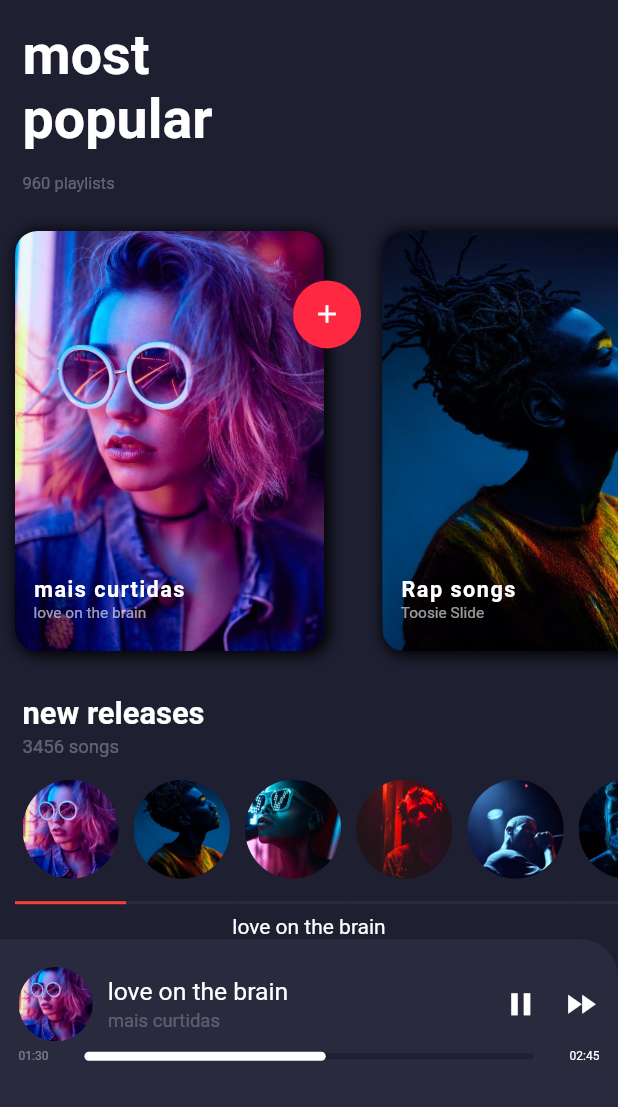
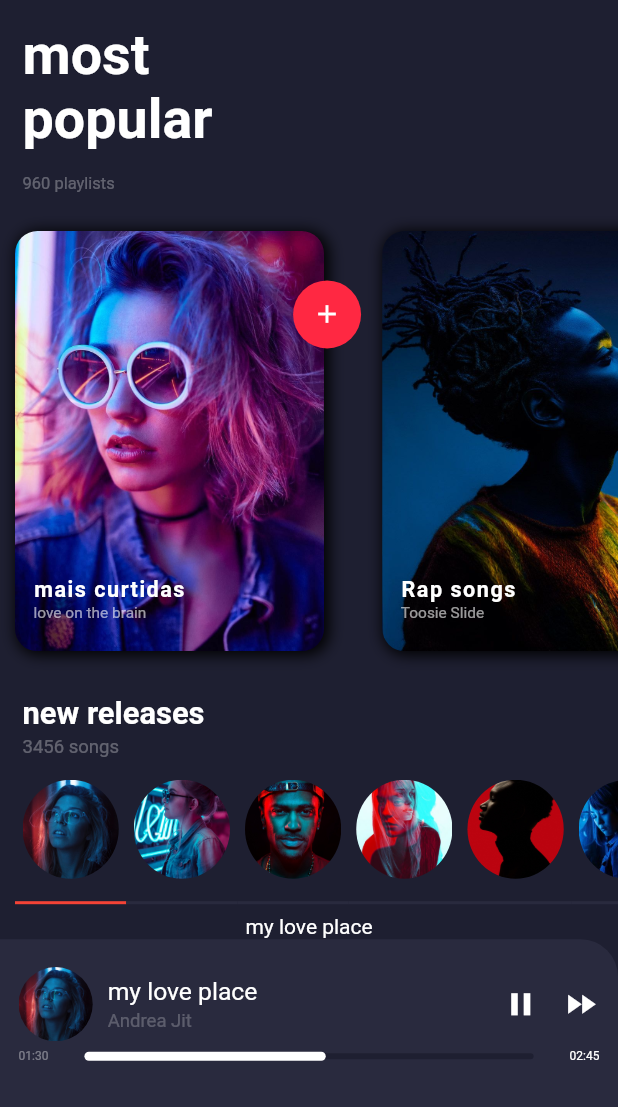
Before and after one commit to td-santos/Flutter_UI_Projects, a Flutter app: the screen it shows after launch, on a phone screen of 412 x 824 dp, the part 129-1236 px from its top. Run offline on Flutter 3.47's test engine with Material 2 defaults, Android fonts, the phone set to English and light mode, and no system bars.

Commit message:
commit songs
- add assets
- add class songmodel
- add list songs
- edit home page for songs
- edit cardsongs

```diff
--- a/music_app/lib/components/cardSongs.dart
+++ b/music_app/lib/components/cardSongs.dart
@@ -1,13 +1,14 @@
 import 'package:flutter/material.dart';
 import 'package:music_app/model/PlayListModel.dart';
+import 'package:music_app/model/SongModel.dart';
 import 'package:music_app/screens/Home.dart';
 
 class CardSongs extends StatefulWidget {
-  final PlayListModel plm;
+  final SongModel song;
   final bool click;
   final Color cor;
 
-  const CardSongs({Key key, this.plm, this.click, this.cor}) : super(key: key);
+  const CardSongs({Key key, this.song, this.click, this.cor}) : super(key: key);
 
   @override
   _CardSongsState createState() => _CardSongsState();
@@ -26,7 +27,7 @@ class _CardSongsState extends State<CardSongs> {
           width: width * 0.18,//70,
           child: ClipOval(
             child: Image.asset(
-              widget.plm.urlImage,
+              widget.song.urlImage,
               height: width * 0.16,//60,
               fit: BoxFit.cover,
             ),
--- a/music_app/lib/model/PlayListModel.dart
+++ b/music_app/lib/model/PlayListModel.dart
@@ -50,4 +50,51 @@ var listaPlaylist =[
     "assets/capa_7.jpg",
     false
   ),
+
+  PlayListModel(
+    "folk musics",
+    "Slavic Lands",
+    "assets/capa_8.jpeg",
+    true
+  ),
+
+  PlayListModel(
+    "folk musics",
+    "Slavic Lands",
+    "assets/capa_9.jpg",
+    false
+  ),
+
+  PlayListModel(
+    "folk musics",
+    "Slavic Lands",
+    "assets/capa_10.jpg",
+    false
+  ),
+
+  PlayListModel(
+    "folk musics",
+    "Slavic Lands",
+    "assets/capa_11.png",
+    false
+  ),
+
+  PlayListModel(
+    "folk musics",
+    "Slavic Lands",
+    "assets/capa_12.jpg",
+    false
+  ),
+  PlayListModel(
+    "folk musics",
+    "Slavic Lands",
+    "assets/capa_13.jpg",
+    false
+  ),
+  PlayListModel(
+    "folk musics",
+    "Slavic Lands",
+    "assets/capa_14.jpg",
+    false
+  ),
 ];
--- /dev/null
+++ b/music_app/lib/model/SongModel.dart
@@ -0,0 +1,60 @@
+class SongModel{
+
+  String urlImage;
+  String artist;
+  String song;
+
+  SongModel(this.urlImage,this.artist,this.song);
+}
+
+var listSongs = [
+
+  SongModel(
+    "assets/capa_8.jpeg",
+    "Andrea Jit",
+    "my love place",
+
+  ),
+
+  SongModel(
+    "assets/capa_9.jpg",
+    "Nara Campler",
+    "for me",
+
+  ),
+
+  SongModel(
+    "assets/capa_10.jpg",
+    "Todd Q",
+    "strong world",
+
+  ),
+
+  SongModel(
+    "assets/capa_11.png",
+    "Aletta Aany",
+    "my mind",
+
+  ),
+
+  SongModel(
+    "assets/capa_12.jpg",
+    "Keven Flow",
+    "feeling out",
+
+  ),
+
+  SongModel(
+    "assets/capa_13.jpg",
+    "Hellena Marovith",
+    "fallen dawn",
+
+  ),
+  SongModel(
+    "assets/capa_14.jpg",
+    "Hallow Up",
+    "Burn",
+
+  ),
+
+];
--- a/music_app/lib/screens/Home.dart
+++ b/music_app/lib/screens/Home.dart
@@ -2,6 +2,7 @@ import 'package:flutter/material.dart';
 import 'package:music_app/components/cardPlayList.dart';
 import 'package:music_app/components/cardSongs.dart';
 import 'package:music_app/model/PlayListModel.dart';
+import 'package:music_app/model/SongModel.dart';
 import 'package:music_app/screens/Player.dart';
 
 class Home extends StatefulWidget {
@@ -21,9 +22,9 @@ class _HomeState extends State<Home> {
   void initState() {
     // TODO: implement initState
     super.initState();
-    songName = listaPlaylist[0].songCapa;
-    artist = listaPlaylist[0].playListName;
-    image = listaPlaylist[0].urlImage;
+    songName = listSongs[0].song;
+    artist = listSongs[0].artist;
+    image = listSongs[0].urlImage;
   }
 
   @override
@@ -95,19 +96,19 @@ class _HomeState extends State<Home> {
             child: ListView.builder(
                 controller: _scrollController,
                 scrollDirection: Axis.horizontal,
-                itemCount: listaPlaylist.length,
+                itemCount: listSongs.length,//listaPlaylist.length,
                 itemBuilder: (context, index) {
                   return GestureDetector(
                     onTap: (){
                       setState(() {
-                        songName = listaPlaylist[index].songCapa;
-                        artist = listaPlaylist[index].playListName;
-                        image =  listaPlaylist[index].urlImage;
+                        songName = listSongs[index].song;
+                        artist = listSongs[index].artist;
+                        image =  listSongs[index].urlImage;
                       });
                     },
                       child: CardSongs(
-                        plm: listaPlaylist[index],
-                        cor: songName == listaPlaylist[index].songCapa ? Colors.red : Color(0xff292A3E),
+                        song: listSongs[index],
+                        cor: songName == listSongs[index].song ? Colors.red : Color(0xff292A3E),
                       ),
                   );
 
```
Also changed, not shown: music_app/pubspec.yaml (+7 -0 lines), music_app/assets/capa_10.jpg (added), music_app/assets/capa_11.png (added), music_app/assets/capa_12.jpg (added), music_app/assets/capa_13.jpg (added), music_app/assets/capa_14.jpg (added), music_app/assets/capa_8.jpeg (added), music_app/assets/capa_9.jpg (added).
